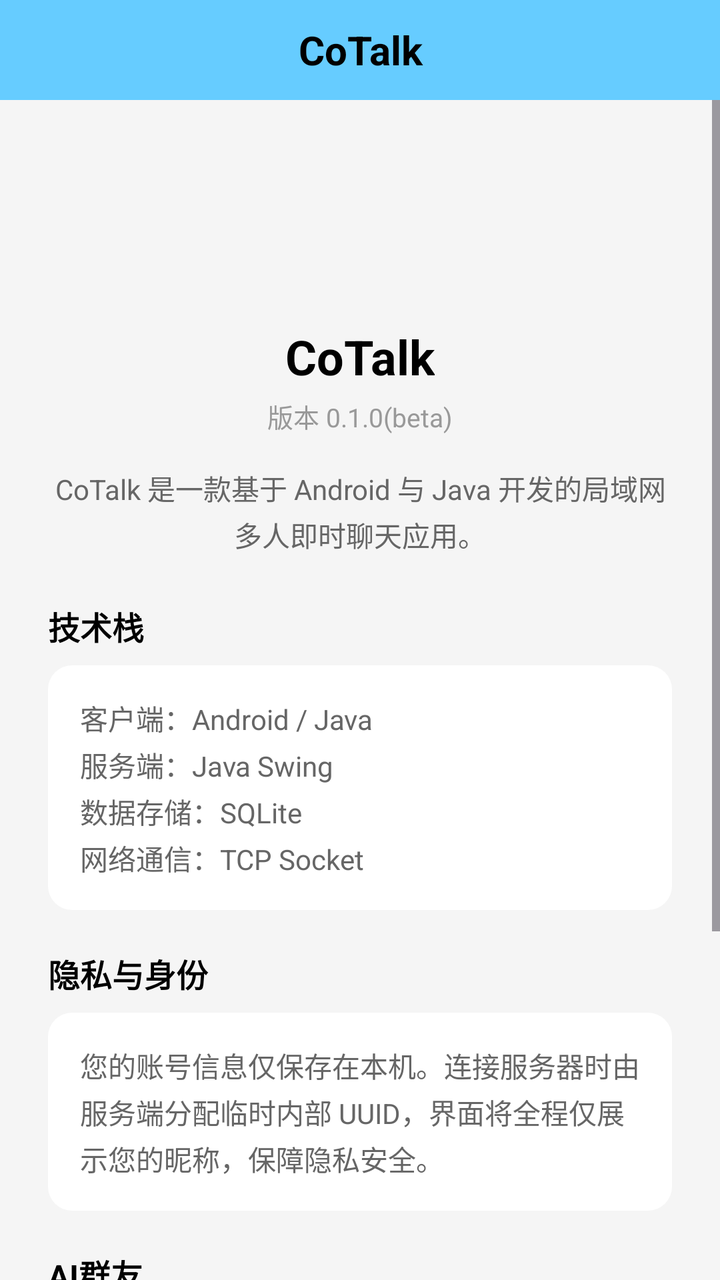
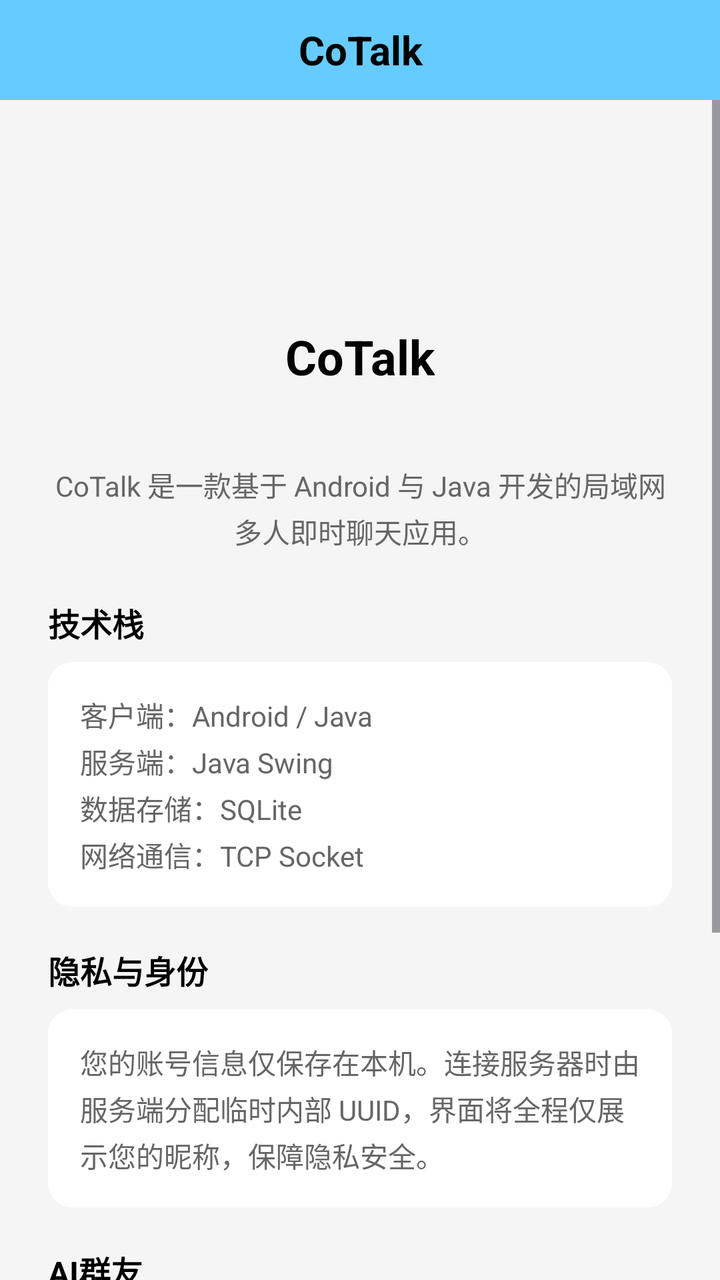

An Android layout rendered at two revisions. The XML below is the earlier revision; the diff shows what the commit changed to produce the second picture.
<!-- AndroidManifest.xml: application theme Theme.CoTalkProject -->
<!-- res/layout/activity_about.xml -->
<?xml version="1.0" encoding="utf-8"?>
<LinearLayout xmlns:android="http://schemas.android.com/apk/res/android"
    xmlns:tools="http://schemas.android.com/tools"
    android:id="@+id/about_root"
    android:layout_width="match_parent"
    android:layout_height="match_parent"
    android:background="@color/bg_page"
    android:orientation="vertical"
    tools:context=".ui.about.AboutActivity">

    <include
        android:id="@+id/title_bar"
        layout="@layout/layout_title_bar"
        android:layout_width="match_parent"
        android:layout_height="wrap_content" />

    <ScrollView
        android:layout_width="match_parent"
        android:layout_height="0dp"
        android:layout_weight="1"
        android:clipToPadding="false"
        android:fillViewport="true"
        android:overScrollMode="never">

        <LinearLayout
            android:layout_width="match_parent"
            android:layout_height="wrap_content"
            android:gravity="center_horizontal"
            android:orientation="vertical"
            android:paddingStart="24dp"
            android:paddingTop="28dp"
            android:paddingEnd="24dp"
            android:paddingBottom="28dp">

            <ImageView
                android:layout_width="72dp"
                android:layout_height="72dp"
                android:contentDescription="@string/app_name"
                android:src="@mipmap/ic_launcher" />

            <TextView
                android:layout_width="wrap_content"
                android:layout_height="wrap_content"
                android:layout_marginTop="12dp"
                android:text="@string/app_name"
                android:textColor="@color/text_primary"
                android:textSize="24sp"
                android:textStyle="bold" />

            <TextView
                android:layout_width="wrap_content"
                android:layout_height="wrap_content"
                android:layout_marginTop="4dp"
                android:text="@string/about_version"
                android:textColor="@color/text_hint"
                android:textSize="13sp" />

            <TextView
                android:layout_width="match_parent"
                android:layout_height="wrap_content"
                android:layout_marginTop="16dp"
                android:gravity="center"
                android:lineSpacingExtra="3dp"
                android:text="@string/about_description"
                android:textColor="@color/text_secondary"
                android:textSize="14sp" />

            <TextView
                android:layout_width="match_parent"
                android:layout_height="wrap_content"
                android:layout_marginTop="24dp"
                android:text="@string/about_tech_title"
                android:textColor="@color/text_primary"
                android:textSize="16sp"
                android:textStyle="bold" />

            <TextView
                android:layout_width="match_parent"
                android:layout_height="wrap_content"
                android:layout_marginTop="8dp"
                android:background="@drawable/bg_card"
                android:lineSpacingExtra="3dp"
                android:padding="16dp"
                android:text="@string/about_tech_body"
                android:textColor="@color/text_secondary"
                android:textSize="14sp" />

            <TextView
                android:layout_width="match_parent"
                android:layout_height="wrap_content"
                android:layout_marginTop="20dp"
                android:text="@string/about_identity_title"
                android:textColor="@color/text_primary"
                android:textSize="16sp"
                android:textStyle="bold" />

            <TextView
                android:layout_width="match_parent"
                android:layout_height="wrap_content"
                android:layout_marginTop="8dp"
                android:background="@drawable/bg_card"
                android:lineSpacingExtra="3dp"
                android:padding="16dp"
                android:text="@string/about_identity_body"
                android:textColor="@color/text_secondary"
                android:textSize="14sp" />

            <TextView
                android:layout_width="match_parent"
                android:layout_height="wrap_content"
                android:layout_marginTop="20dp"
                android:text="@string/about_ai_title"
                android:textColor="@color/text_primary"
                android:textSize="16sp"
                android:textStyle="bold" />

            <TextView
                android:layout_width="match_parent"
                android:layout_height="wrap_content"
                android:layout_marginTop="8dp"
                android:background="@drawable/bg_card"
                android:lineSpacingExtra="3dp"
                android:padding="16dp"
                android:text="@string/about_ai_body"
                android:textColor="@color/text_secondary"
                android:textSize="14sp" />

            <TextView
                android:layout_width="match_parent"
                android:layout_height="wrap_content"
                android:layout_marginTop="20dp"
                android:text="@string/about_author_title"
                android:textColor="@color/text_primary"
                android:textSize="16sp"
                android:textStyle="bold" />

            <TextView
                android:layout_width="match_parent"
                android:layout_height="wrap_content"
                android:layout_marginTop="8dp"
                android:background="@drawable/bg_card"
                android:padding="16dp"
                android:text="@string/about_author_placeholder"
                android:textColor="@color/text_secondary"
                android:textSize="14sp" />
        </LinearLayout>
    </ScrollView>

</LinearLayout>
<!-- res/layout/layout_title_bar.xml (included above) -->
<?xml version="1.0" encoding="utf-8"?>
<androidx.constraintlayout.widget.ConstraintLayout xmlns:android="http://schemas.android.com/apk/res/android"
    xmlns:app="http://schemas.android.com/apk/res-auto"
    android:layout_width="match_parent"
    android:layout_height="wrap_content"
    android:minHeight="50dp"
    android:background="@drawable/bg_title_bar">

    <TextView
        android:id="@+id/btn_back"
        android:layout_width="80dp"
        android:layout_height="50dp"
        android:background="?attr/selectableItemBackground"
        android:contentDescription="@string/back"
        android:gravity="center"
        android:text="@string/back"
        android:textColor="@color/text_primary"
        android:textSize="16sp"
        android:visibility="gone"
        app:layout_constraintStart_toStartOf="parent"
        app:layout_constraintTop_toTopOf="parent" />

    <TextView
        android:id="@+id/tv_title"
        android:layout_width="0dp"
        android:layout_height="50dp"
        android:gravity="center"
        android:singleLine="true"
        android:text="@string/title_home"
        android:textColor="@color/text_primary"
        android:textSize="20sp"
        android:textStyle="bold"
        app:layout_constraintEnd_toEndOf="parent"
        app:layout_constraintStart_toStartOf="parent"
        app:layout_constraintTop_toTopOf="parent" />

    <LinearLayout
        android:id="@+id/ll_actions"
        android:layout_width="wrap_content"
        android:layout_height="50dp"
        android:gravity="center_vertical"
        android:orientation="horizontal"
        android:paddingStart="4dp"
        android:paddingEnd="4dp"
        android:visibility="gone"
        app:layout_constraintEnd_toEndOf="parent"
        app:layout_constraintTop_toTopOf="parent">

        <ImageButton
            android:id="@+id/btn_action_settings"
            android:layout_width="48dp"
            android:layout_height="48dp"
            android:background="?attr/selectableItemBackgroundBorderless"
            android:contentDescription="@string/settings"
            android:padding="12dp"
            android:scaleType="centerInside"
            android:src="@drawable/ic_settings"
            android:tint="@color/text_primary"
            android:visibility="gone" />

        <ImageButton
            android:id="@+id/btn_action_about"
            android:layout_width="48dp"
            android:layout_height="48dp"
            android:background="?attr/selectableItemBackgroundBorderless"
            android:contentDescription="@string/about"
            android:padding="12dp"
            android:scaleType="centerInside"
            android:src="@drawable/ic_about"
            android:tint="@color/text_primary"
            android:visibility="gone" />

    </LinearLayout>

</androidx.constraintlayout.widget.ConstraintLayout>
<!-- resources referenced by this layout -->
<resources>
  <color name="bg_page">#FFF5F5F5</color>
  <color name="text_hint">#FF999999</color>
  <color name="text_primary">#FF000000</color>
  <color name="text_secondary">#FF666666</color>
  <!-- drawable bg_card (drawable) -->
  <?xml version="1.0" encoding="utf-8"?>
  <shape xmlns:android="http://schemas.android.com/apk/res/android"
      android:shape="rectangle">
      <solid android:color="@color/white" />
      <corners android:radius="12dp" />
  </shape>
  <!-- drawable bg_title_bar (drawable) -->
  <?xml version="1.0" encoding="utf-8"?>
  <shape xmlns:android="http://schemas.android.com/apk/res/android"
      android:shape="rectangle">
  
      <solid android:color="@color/blue_ty" />
  
  </shape>
  <!-- drawable ic_about (drawable) -->
  <?xml version="1.0" encoding="utf-8"?>
  <vector xmlns:android="http://schemas.android.com/apk/res/android"
      android:width="24dp"
      android:height="24dp"
      android:viewportWidth="24"
      android:viewportHeight="24">
      <path
          android:fillColor="@color/text_primary"
          android:pathData="M12,2C6.48,2 2,6.48 2,12s4.48,10 10,10 10,-4.48 10,-10S17.52,2 12,2zM13,17h-2v-6h2v6zM13,9h-2V7h2v2z" />
  </vector>
  <!-- mipmap ic_launcher (mipmap-anydpi) -->
  <?xml version="1.0" encoding="utf-8"?>
  <adaptive-icon xmlns:android="http://schemas.android.com/apk/res/android">
      <background android:drawable="@color/ic_launcher_background" />
      <foreground android:drawable="@mipmap/ic_launcher_foreground" />
  </adaptive-icon>
  <string name="about">关于</string>
  <string name="about_ai_body">“大肥鱼”AI群友功能正在开发中。\n当前版本已预留服务端接口与配置，敬请期待。</string>
  <string name="about_ai_title">AI群友</string>
  <string name="about_author_placeholder">何似小浩</string>
  <string name="about_author_title">作者</string>
  <string name="about_description">CoTalk 是一款基于 Android 与 Java 开发的局域网多人即时聊天应用。</string>
  <string name="about_identity_body">您的账号信息仅保存在本机。连接服务器时由服务端分配临时内部 UUID，界面将全程仅展示您的昵称，保障隐私安全。</string>
  <string name="about_identity_title">隐私与身份</string>
  <string name="about_tech_body">客户端：Android / Java\n服务端：Java Swing\n数据存储：SQLite\n网络通信：TCP Socket</string>
  <string name="about_tech_title">技术栈</string>
  <string name="about_version">版本 0.1.0(beta)</string>
  <string name="app_name">CoTalk</string>
  <string name="back">&lt; 返回</string>
  <string name="settings">设置</string>
  <string name="title_home">CoTalk</string>
  <style name="Theme.CoTalkProject" parent="Base.Theme.CoTalkProject" />
  <color name="white">#FFFFFFFF</color>
  <color name="blue_ty">#FF66CCFF</color>
  <color name="ic_launcher_background">#FF4499FF</color>
  <style name="Base.Theme.CoTalkProject" parent="Theme.Material3.Light.NoActionBar">
          <item name="colorPrimary">@color/blue_ty</item>
          <item name="colorOnPrimary">@color/text_primary</item>
          <item name="colorSecondary">@color/blue_dark</item>
          <item name="colorOnSecondary">@color/text_primary</item>
          <item name="android:colorAccent">@color/blue_ty</item>
  
          <item name="android:windowBackground">@color/bg_page</item>
          <item name="android:statusBarColor">@color/blue_ty</item>
          <item name="android:navigationBarColor">@color/white</item>
          <item name="android:windowLightStatusBar">true</item>
          <item name="android:windowLightNavigationBar" tools:targetApi="o_mr1">true</item>
          <item name="android:forceDarkAllowed" tools:targetApi="q">false</item>
      </style>
  <color name="blue_dark">#FF33B5E5</color>
  <!-- unchanged entries left out for length: 1 -->
</resources>

<!-- the commit's change to res/layout/activity_about.xml (unified diff, before → after) -->
@@ -48,10 +48,10 @@
                 android:textStyle="bold" />
 
             <TextView
+                android:id="@+id/tv_version"
                 android:layout_width="wrap_content"
                 android:layout_height="wrap_content"
                 android:layout_marginTop="4dp"
-                android:text="@string/about_version"
                 android:textColor="@color/text_hint"
                 android:textSize="13sp" />
 
<!-- resource entries referenced after the edit -->
@@ -46,7 +46,6 @@
   <string name="about_identity_title">隐私与身份</string>
   <string name="about_tech_body">客户端：Android / Java\n服务端：Java Swing\n数据存储：SQLite\n网络通信：TCP Socket</string>
   <string name="about_tech_title">技术栈</string>
-  <string name="about_version">版本 0.1.0(beta)</string>
   <string name="app_name">CoTalk</string>
   <string name="back">&lt; 返回</string>
   <string name="settings">设置</string>
